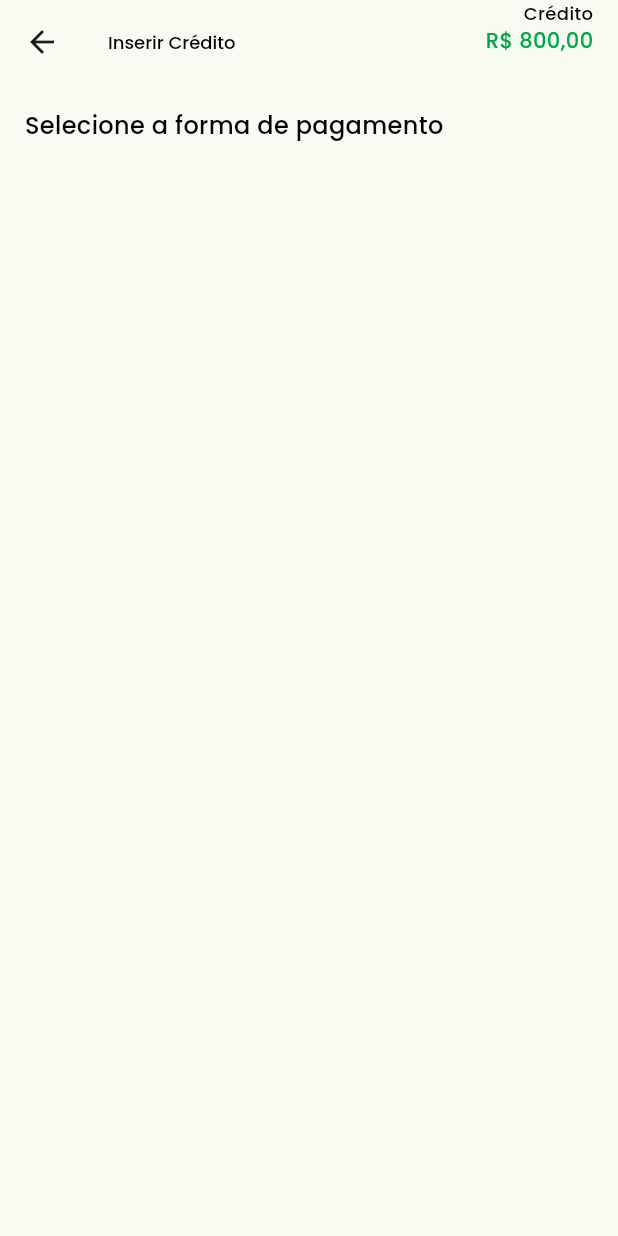
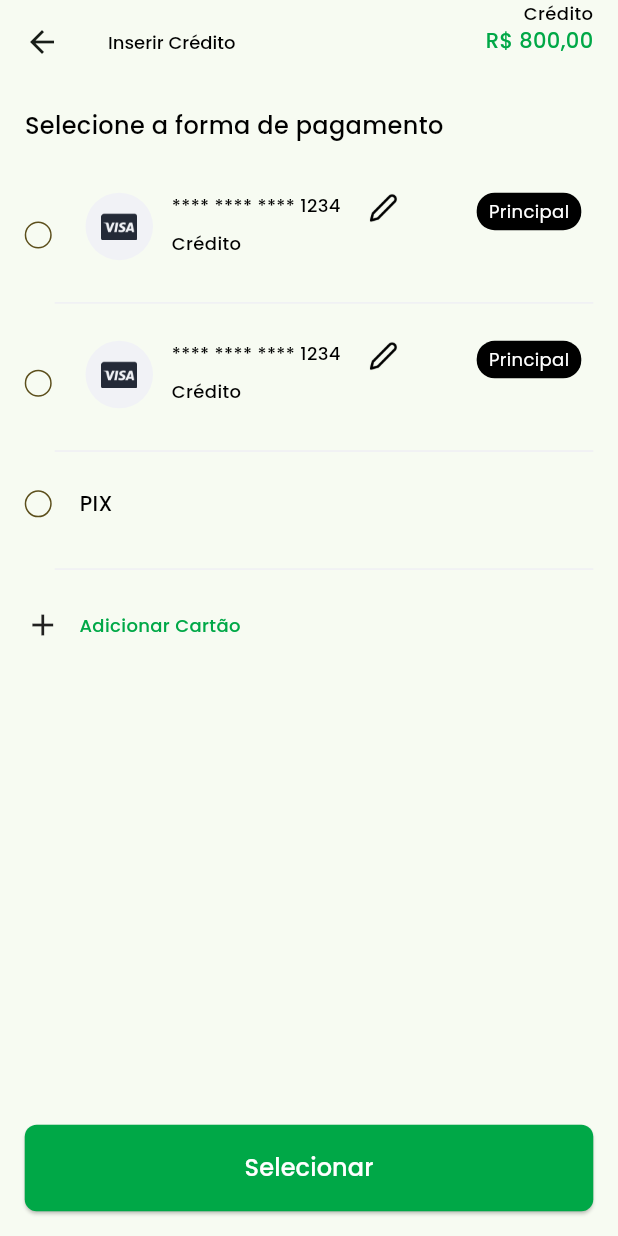
Before and after one commit to Azhar-Dogar/projeto, a Flutter app: the SelectPaymentType screen opened directly, on a phone screen of 412 x 824 dp. Run offline on Flutter 3.47's test engine with Material 2 defaults, Android fonts, the phone set to English and light mode, and no system bars; our stand-ins replace google_fonts, persistent_bottom_nav_bar.

Commit message:
payments

```diff
--- a/lib/extras/app_assets.dart
+++ b/lib/extras/app_assets.dart
@@ -14,6 +14,8 @@ class AppIcons {
   static var edit = getName("edit.png");
   static var visa = getName("visa.png");
   static var master = getName("masterCard.png");
+  static var qr = getName("qr.png");
+  static var copy = getName("copy.png");
 
   static String getName(String name) {
     return "$main$name";
--- a/lib/extras/colors.dart
+++ b/lib/extras/colors.dart
@@ -25,6 +25,7 @@ class CColors {
   static var divider = const Color(0xffEFEFF4);
   static var paymentContainer = const Color(0xffF1F2F6);
 
+  static var bluePrima = const Color(0xff8584A16);
 
 
 
--- a/lib/screens/dashboard/profile/select_payment_type.dart
+++ b/lib/screens/dashboard/profile/select_payment_type.dart
@@ -1,8 +1,17 @@
 import 'package:flutter/material.dart';
 import 'package:projeto/extras/app_textstyles.dart';
+import 'package:projeto/extras/colors.dart';
 import 'package:projeto/extras/extensions.dart';
+import 'package:projeto/screens/dashboard/profile/add_new_card.dart';
+import 'package:projeto/screens/dashboard/profile/bar_code_scan.dart';
+import 'package:projeto/screens/dashboard/profile/widgets/card_detail.dart';
 import 'package:projeto/screens/dashboard/profile/widgets/prodileAppBar.dart';
+import 'package:projeto/widgets/button_widget.dart';
 import 'package:projeto/widgets/margin_widget.dart';
+
+import '../../../extras/functions.dart';
+import '../../../widgets/divider_widget.dart';
+import 'add_balance.dart';
 
 class SelectPaymentType extends StatefulWidget {
   const SelectPaymentType({Key? key}) : super(key: key);
@@ -12,9 +21,8 @@ class SelectPaymentType extends StatefulWidget {
 }
 
 class _SelectPaymentTypeState extends State<SelectPaymentType> {
+  late double width, padding;
 
-
-  late double width,padding;
   @override
   Widget build(BuildContext context) {
     width = context.width;
@@ -22,14 +30,98 @@ class _SelectPaymentTypeState extends State<SelectPaymentType> {
     return Scaffold(
       appBar: profileAppBar("Inserir Crédito"),
       body: Padding(
-        padding:  EdgeInsets.only(left: padding, right: padding),
+        padding: EdgeInsets.only(left: padding, right: padding),
         child: Column(
+          crossAxisAlignment: CrossAxisAlignment.start,
           children: [
             const MarginWidget(),
-            Text("Selecione a forma de pagamento",style: AppTextStyles.titleMedium(),)
+            Text(
+              "Selecione a forma de pagamento",
+              style: AppTextStyles.titleMedium(),
+            ),
+            const MarginWidget(factor: .5),
+            radioOption(const CardDetail(isPrinciple: true, isEdit: true)),
+            radioOption(const CardDetail(isPrinciple: true, isEdit: true)),
+            InkWell(
+              onTap: () {
+                Functions.push(context, const BarCodeScan());
+              },
+              child: radioOption(Text(
+                "PIX",
+                style: AppTextStyles.subTitleMedium(),
+              )),
+            ),
+            const MarginWidget(factor: 1.5),
+            InkWell(
+              onTap: () {
+                Functions.push(context, const AddNewCard());
+              },
+              child: Row(
+                mainAxisSize: MainAxisSize.min,
+                children: [
+                  const Icon(Icons.add),
+                  const MarginWidget(isHorizontal: true),
+                  Text(
+                    "Adicionar Cartão",
+                    style: AppTextStyles.captionMedium(color: CColors.primary),
+                  )
+                ],
+              ),
+            ),
+            const Expanded(child: SizedBox()),
+            ButtonWidget(name: "Selecionar", onPressed: () {}),
+            const MarginWidget(),
           ],
         ),
       ),
     );
   }
+
+  Widget radioOption(Widget widget) {
+    return Column(
+      children: [
+        const MarginWidget(factor: 1.5),
+        Row(
+          crossAxisAlignment: CrossAxisAlignment.center,
+          children: [
+            Container(
+              height: 18,
+              width: 18,
+              decoration: BoxDecoration(
+                shape: BoxShape.circle,
+                border: Border.all(
+                  color: CColors.bluePrima,
+                ),
+              ),
+            ),
+            const MarginWidget(isHorizontal: true, factor: 1.5),
+            Expanded(
+              child: widget,
+            ),
+          ],
+        ),
+        if (widget is Text) ...[
+          const MarginWidget(factor: 2),
+        ] else ...[
+          const MarginWidget(),
+        ],
+        const Padding(
+          padding: EdgeInsets.only(left: 20),
+          child: DividerWidget(),
+        ),
+      ],
+    );
+  }
+
+  Widget type(Widget widget) {
+    return SizedBox(
+      width: 160,
+      child: RadioMenuButton(
+        value: false,
+        groupValue: true,
+        onChanged: (value) {},
+        child: widget,
+      ),
+    );
+  }
 }
--- /dev/null
+++ b/lib/screens/dashboard/profile/widgets/card_detail.dart
@@ -0,0 +1,94 @@
+import 'package:flutter/material.dart';
+
+import '../../../../extras/app_assets.dart';
+import '../../../../extras/app_textstyles.dart';
+import '../../../../extras/colors.dart';
+import '../../../../widgets/custom_asset_image.dart';
+import '../../../../widgets/divider_widget.dart';
+import '../../../../widgets/margin_widget.dart';
+
+class CardDetail extends StatelessWidget {
+  const CardDetail({Key? key, this.isPrinciple = false, this.isEdit = false}) : super(key: key);
+
+  final bool isPrinciple;
+  final bool isEdit;
+
+  @override
+  Widget build(BuildContext context) {
+    return Column(
+      crossAxisAlignment: CrossAxisAlignment.start,
+      children: [
+        Padding(
+          padding: const EdgeInsets.only(left: 4, right: 4),
+          child: Row(
+            crossAxisAlignment: CrossAxisAlignment.start,
+            children: [
+              Container(
+                height: 45,
+                width: 45,
+                decoration: BoxDecoration(
+                  shape: BoxShape.circle,
+                  color: CColors.paymentContainer,
+                ),
+                alignment: Alignment.center,
+                child: CustomAssetImage(
+                  path: AppIcons.visa,
+                  width: 24,
+                ),
+              ),
+              const MarginWidget(isHorizontal: true),
+              Expanded(
+                child: Row(
+                  crossAxisAlignment: CrossAxisAlignment.start,
+                  children: [
+                    Column(
+                      crossAxisAlignment: CrossAxisAlignment.start,
+                      children: [
+                        Text(
+                          "**** **** **** 1234",
+                          style: AppTextStyles.captionMedium(),
+                        ),
+                        const MarginWidget(factor: 0.5),
+                        Text(
+                          "Crédito",
+                          style: AppTextStyles.captionMedium(),
+                        ),
+                      ],
+                    ),
+                    const MarginWidget(isHorizontal: true,factor: 1.5),
+                    if(isEdit)
+                      CustomAssetImage(
+                        path: AppIcons.edit,
+                        height: 20,
+                        width: 20,
+                      )
+
+                  ],
+                ),
+              ),
+              if (isPrinciple) principle(),
+            ],
+          ),
+        ),
+        const MarginWidget(factor: 0.7),
+      ],
+    );
+  }
+
+  Widget principle() {
+    return Padding(
+      padding: const EdgeInsets.only(left: 4, right: 4),
+      child: Container(
+        decoration: BoxDecoration(
+          color: Colors.black,
+          borderRadius: BorderRadius.circular(12),
+        ),
+        padding: const EdgeInsets.only(top: 4, bottom: 4, left: 8, right: 8),
+        child: Text(
+          "Principal",
+          style: AppTextStyles.captionRegular(color: Colors.white),
+        ),
+      ),
+    );
+  }
+}
```
Also changed, not shown: lib/extras/functions.dart (+10 -0 lines), lib/screens/dashboard/profile/add_new_card.dart (added, +158 -0 lines), lib/screens/dashboard/profile/balance.dart (+6 -62 lines), lib/screens/dashboard/profile/bar_code_scan.dart (added, +66 -0 lines), lib/screens/dashboard/profile/success_message.dart (added, +41 -0 lines), assets/icons/copy.png (added), assets/icons/qr.png (added).
